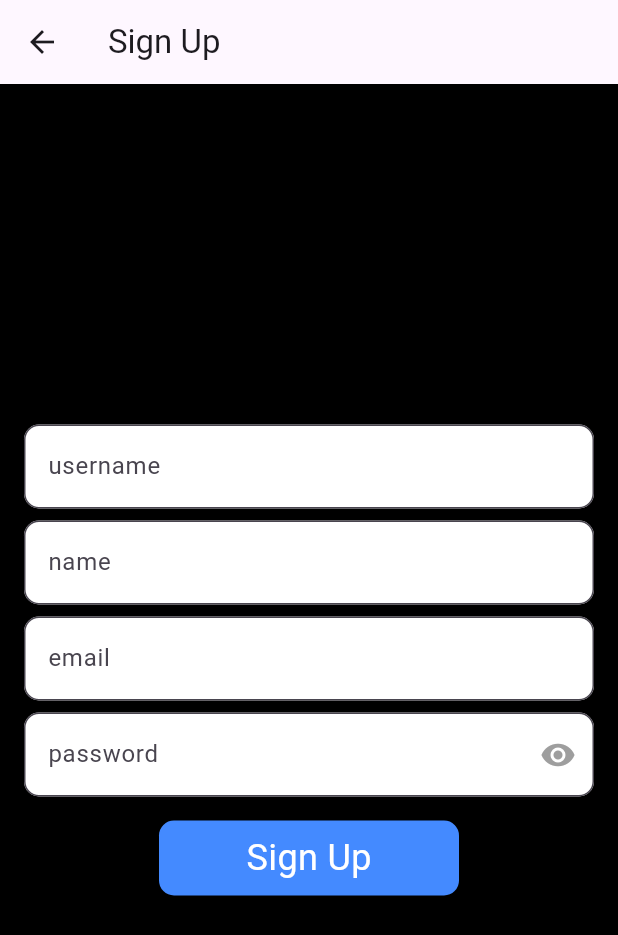
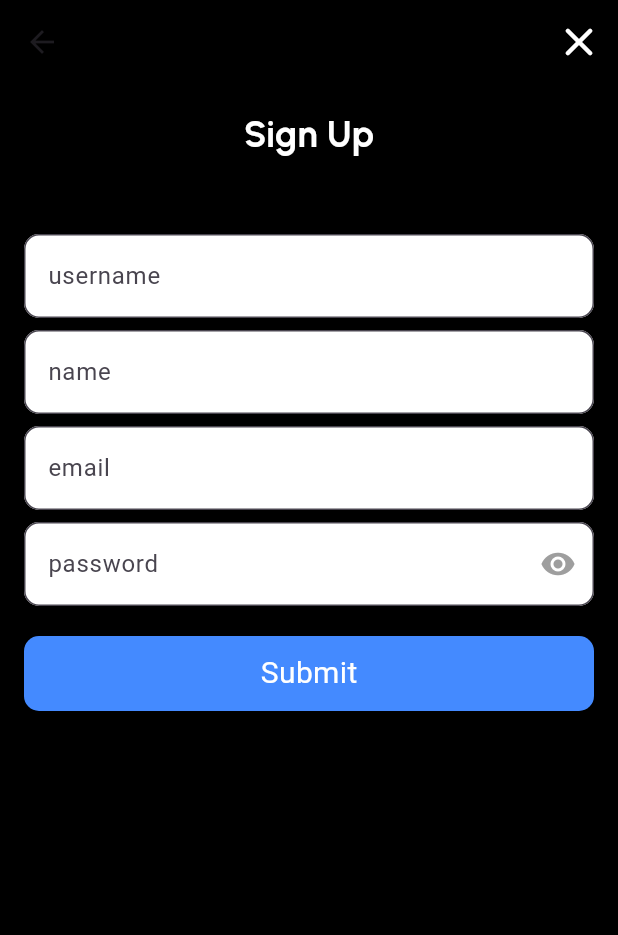
Before and after one commit to ftryyln/blog, a Flutter app: the screen it shows after launch, after a tap on "Sign Up", on a phone screen of 412 x 824 dp. Shown: the top 935 px of the screen. Run offline on Flutter 3.47's test engine with Material 2 defaults, Android fonts, the phone set to English and light mode, and no system bars; our stand-ins replace dio, fluttertoast, get, google_fonts, image_picker, localstorage and 1 more.

Commit message:
Edit ReadMe and Update UI

```diff
--- a/lib/ui/auth/login/login_screen.dart
+++ b/lib/ui/auth/login/login_screen.dart
@@ -25,7 +25,7 @@ class LoginPage extends StatelessWidget {
                                 fontSize: 32,
                                 fontWeight: FontWeight.bold))),
                     SizedBox(
-                      height: 20,
+                      height: 50,
                     ),
                     TextFormField(
                       controller: c.usernameController,
@@ -59,8 +59,8 @@ class LoginPage extends StatelessWidget {
                                   },
                                   icon: Icon(
                                     c.isObscured.isTrue
-                                        ? Icons.visibility_off
-                                        : Icons.visibility,
+                                        ? Icons.visibility_off_rounded
+                                        : Icons.visibility_rounded,
                                     color: Colors.grey,
                                   )),
                               focusColor: Colors.green,
@@ -69,7 +69,7 @@ class LoginPage extends StatelessWidget {
                                   borderRadius: BorderRadius.circular(10))),
                         )),
                     const SizedBox(
-                      height: 16,
+                      height: 20,
                     ),
                     GestureDetector(
                       onTap: () {
--- a/lib/ui/auth/register/register_screen.dart
+++ b/lib/ui/auth/register/register_screen.dart
@@ -1,6 +1,7 @@
 import 'package:blog/ui/auth/register/register_controller.dart';
 import 'package:flutter/material.dart';
 import 'package:get/get.dart';
+import 'package:google_fonts/google_fonts.dart';
 
 class RegisterPage extends StatelessWidget {
   const RegisterPage({super.key});
@@ -12,13 +13,32 @@ class RegisterPage extends StatelessWidget {
         builder: (c) => Scaffold(
               backgroundColor: Colors.black,
               appBar: AppBar(
-                title: const Text('Sign Up'),
+                actions: [
+                  GestureDetector(
+                      onTap: () => Navigator.pop(context),
+                      child: Padding(
+                        padding: const EdgeInsets.only(right: 10),
+                        child: Icon(Icons.close_rounded,
+                            color: Colors.white, size: 32),
+                      )),
+                ],
+                backgroundColor: Colors.black,
               ),
-              body: Padding(
+              body: SingleChildScrollView(
+                child: Padding(
                   padding: const EdgeInsets.all(16),
                   child: Column(
                     mainAxisAlignment: MainAxisAlignment.center,
                     children: [
+                      Text('Sign Up',
+                          style: GoogleFonts.urbanist(
+                              textStyle: const TextStyle(
+                                  color: Colors.white,
+                                  fontSize: 24,
+                                  fontWeight: FontWeight.bold))),
+                      SizedBox(
+                        height: 50,
+                      ),
                       TextFormField(
                         controller: c.usernameController,
                         decoration: InputDecoration(
@@ -80,7 +100,7 @@ class RegisterPage extends StatelessWidget {
                                 borderRadius: BorderRadius.circular(10))),
                       ),
                       const SizedBox(
-                      height: 16,
+                        height: 20,
                       ),
                       GestureDetector(
                         onTap: () {
@@ -91,21 +111,22 @@ class RegisterPage extends StatelessWidget {
                               c.passwordController.text);
                         },
                         child: Container(
-                        width: 200,
+                          width: MediaQuery.of(context).size.width,
                           height: 50,
                           decoration: BoxDecoration(
                               color: Colors.blueAccent,
                               borderRadius: BorderRadius.circular(10)),
                           child: const Center(
                               child: Text(
-                          'Sign Up',
-                          style: TextStyle(fontSize: 24, color: Colors.white),
+                            'Submit',
+                            style: TextStyle(fontSize: 20, color: Colors.white),
                           )),
                         ),
                       )
                     ],
                   ),
                 ),
+              ),
             ));
   }
 }
```
Also changed, not shown: 2 other files. Lines whose indentation alone changed are shown as unchanged.
